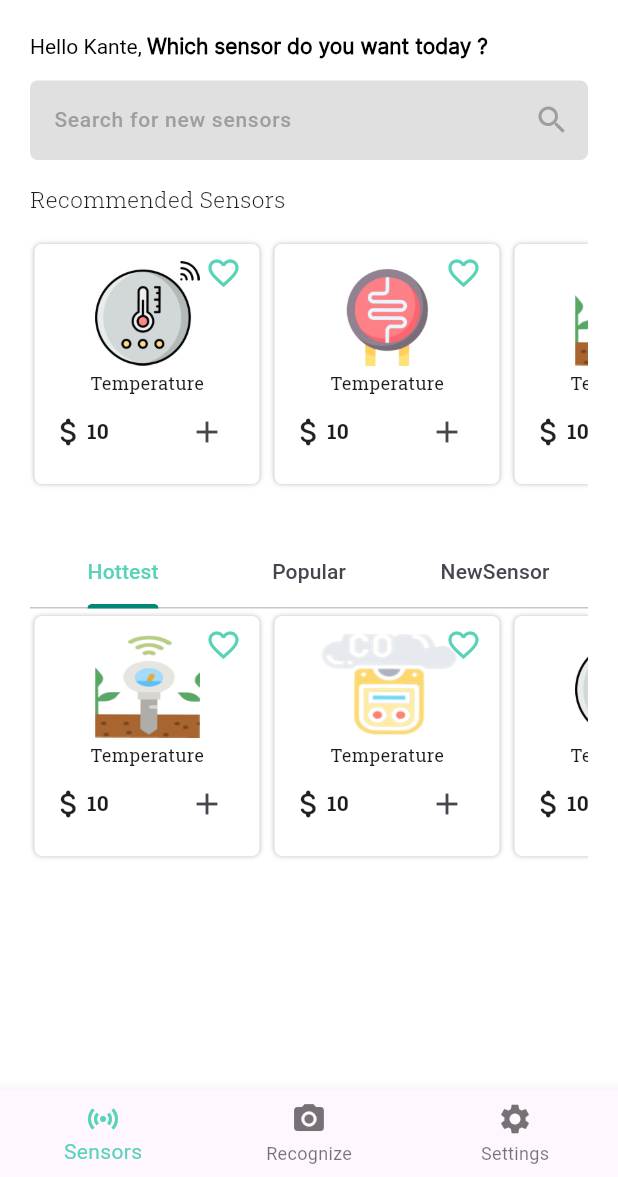
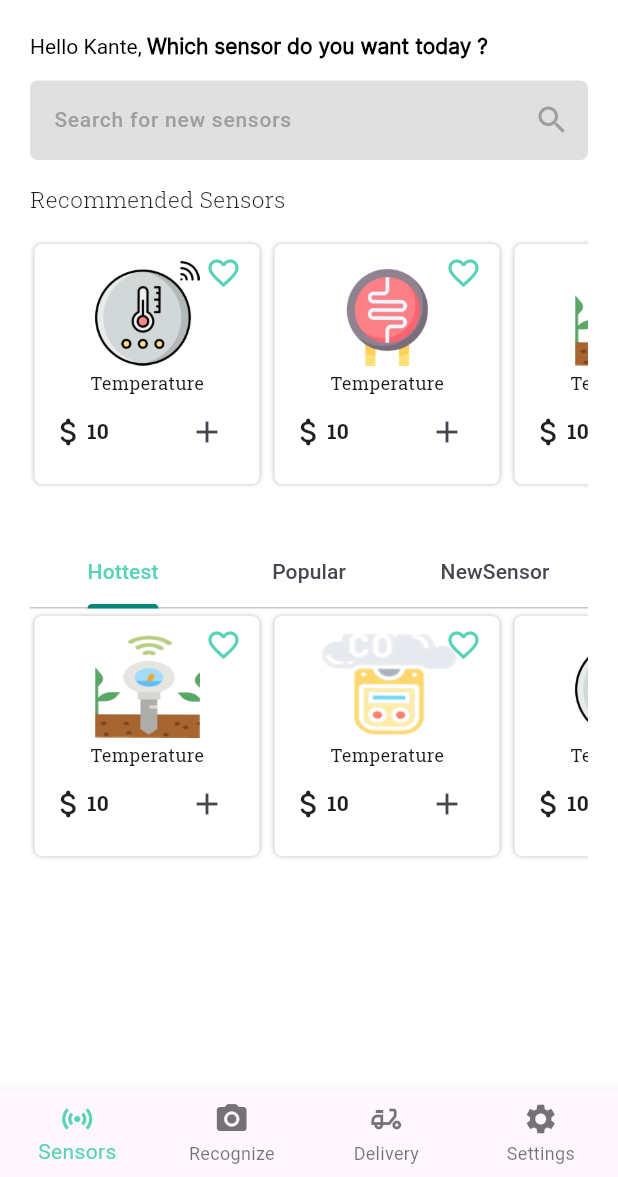
Before and after one commit to Saidsharaf/agri_guru, a Flutter app: the HomeLayout screen opened directly, on a phone screen of 412 x 824 dp, the part 59-1236 px from its top. Run offline on Flutter 3.47's test engine with Material 3 defaults, Android fonts, the phone set to English and light mode, and no system bars; our stand-ins replace camera, flutter_bloc, fluttertoast, image_picker, lottie, shared_preferences and 1 more; accounts and stored records are empty.

Commit message:
there is problem in Fav button

```diff
--- a/lib/layout/homeLayout/cubit.dart
+++ b/lib/layout/homeLayout/cubit.dart
@@ -1,10 +1,10 @@
 import 'package:agri_guru/layout/homeLayout/states.dart';
+import 'package:agri_guru/modules/delivery/delivery.dart';
 import 'package:agri_guru/modules/diseaseknowledge/disease_knowledge.dart';
 import 'package:agri_guru/modules/home/home.dart';
 import 'package:agri_guru/modules/settings/settings.dart';
 import 'package:flutter/material.dart';
 import 'package:flutter_bloc/flutter_bloc.dart';
-
 
 class AppCubit extends Cubit<AppStates> {
   AppCubit() : super(NewsInitialState());
@@ -21,6 +21,10 @@ class AppCubit extends Cubit<AppStates> {
       label: "Recognize",
     ),
     BottomNavigationBarItem(
+      icon: Icon(Icons.delivery_dining_outlined),
+      label: "Delivery",
+    ),
+    BottomNavigationBarItem(
       icon: Icon(Icons.settings),
       label: "Settings",
     ),
@@ -29,10 +33,17 @@ class AppCubit extends Cubit<AppStates> {
   List<Widget> Screens = [
     Home(),
     Diseaseknowledge(),
+    Delivery(),
     Settings(),
   ];
   void changeNavBar(int index) {
     currentIndex = index;
     emit(NewsBottomNavState());
   }
+
+  bool isFav = false;
+  void changeIsFav() {
+    isFav = !isFav;
+    emit(isFavState());
+  }
 }
--- a/lib/layout/homeLayout/home_layout.dart
+++ b/lib/layout/homeLayout/home_layout.dart
@@ -1,5 +1,7 @@
 import 'package:agri_guru/layout/homeLayout/cubit.dart';
 import 'package:agri_guru/layout/homeLayout/states.dart';
+import 'package:agri_guru/modules/myBasket/basket.dart';
+import 'package:agri_guru/shared/component/component.dart';
 import 'package:flutter/material.dart';
 import 'package:flutter_bloc/flutter_bloc.dart';
 
@@ -19,9 +21,14 @@ class HomeLayout extends StatelessWidget {
               backgroundColor: Colors.white,
               elevation: 0,
               actions: [
-          Image.asset(
+                InkWell(
+                  onTap: () {
+                    navigate(context, MyBasket());
+                  },
+                  child: Image.asset(
                     "assets/images/basket.png",
                     width: 23,
+                  ),
                 ),
                 SizedBox(
                   width: 20,
--- a/lib/layout/homeLayout/states.dart
+++ b/lib/layout/homeLayout/states.dart
@@ -3,3 +3,4 @@ abstract class AppStates {}
 class NewsInitialState extends AppStates {}
 
 class NewsBottomNavState extends AppStates {}
+class isFavState extends AppStates {}
--- a/lib/main.dart
+++ b/lib/main.dart
@@ -1,5 +1,4 @@
 import 'package:agri_guru/layout/homeLayout/home_layout.dart';
-import 'package:agri_guru/modules/login/login.dart';
 import 'package:agri_guru/modules/onBoarding/onBoarding.dart';
 import 'package:agri_guru/shared/network/local/sharedPref.dart';
 import 'package:flutter/material.dart';
--- a/lib/models/card.dart
+++ b/lib/models/card.dart
@@ -1,13 +1,19 @@
+import 'package:agri_guru/layout/homeLayout/cubit.dart';
+import 'package:agri_guru/layout/homeLayout/states.dart';
 import 'package:agri_guru/models/cardModel.dart';
 import 'package:flutter/material.dart';
+import 'package:flutter_bloc/flutter_bloc.dart';
 
-Widget SensorCard(CardModel model){
+Widget SensorCard(CardModel model) {
+  // bool isFav = false;
   return Stack(
     alignment: Alignment.topRight,
     children: [
-
       Padding(
-          padding: const EdgeInsets.only(top: 5,left: 3,),
+        padding: const EdgeInsets.only(
+          top: 5,
+          left: 3,
+        ),
         child: Container(
           height: 160,
           width: 150,
@@ -63,13 +69,18 @@ Widget SensorCard(CardModel model){
           ),
         ),
       ),
-        IconButton(
-          onPressed: () {},
+BlocBuilder<AppCubit, AppStates>(
+        builder: (context, state) {
+          return IconButton(
+            onPressed: () {
+              context.read<AppCubit>().changeIsFav();
+            },
             icon: Icon(
-            Icons.favorite_outline,
-            color: Color.fromARGB(255, 88, 211, 184),
+              context.watch<AppCubit>().isFav ? Icons.favorite : Icons.favorite_outline,
+              color: const Color.fromARGB(255, 88, 211, 184),
             ),
-        ),
+          );
+          }),
     ],
   );
 }
--- /dev/null
+++ b/lib/modules/delivery/delivery.dart
@@ -0,0 +1,14 @@
+import 'package:flutter/material.dart';
+
+class Delivery extends StatelessWidget {
+  const Delivery({super.key});
+
+  @override
+  Widget build(BuildContext context) {
+    return Container(
+      child: Center(
+        child: Text("delivery"),
+      ),
+    );
+  }
+}
--- a/lib/modules/home/home.dart
+++ b/lib/modules/home/home.dart
@@ -1,3 +1,5 @@
+import 'package:agri_guru/layout/homeLayout/cubit.dart';
+import 'package:agri_guru/layout/homeLayout/states.dart';
 import 'package:agri_guru/models/card.dart';
 import 'package:agri_guru/models/cardModel.dart';
 import 'package:agri_guru/modules/home/sensors/hottest.dart';
@@ -5,6 +7,7 @@ import 'package:agri_guru/modules/home/sensors/newSensors.dart';
 import 'package:agri_guru/modules/home/sensors/popular.dart';
 import 'package:agri_guru/shared/component/component.dart';
 import 'package:flutter/material.dart';
+import 'package:flutter_bloc/flutter_bloc.dart';
 
 class Home extends StatefulWidget {
   const Home({super.key});
@@ -61,19 +64,25 @@ class _HomeState extends State<Home> with SingleTickerProviderStateMixin {
     _tabController.dispose();
     super.dispose();
   }
+
   @override
   Widget build(BuildContext context) {
-
     List<CardModel> sensors = [
-      CardModel(nameSensor: "Temperature", imgSensor: "assets/images/sensor1.png"),
-      CardModel(nameSensor: "Temperature", imgSensor: "assets/images/sensor2.png"),
-      CardModel(nameSensor: "Temperature", imgSensor: "assets/images/sensor3.png"),
-      CardModel(nameSensor: "Temperature", imgSensor: "assets/images/sensor4.png"),
+      CardModel(
+        nameSensor: "Temperature",
+        imgSensor: "assets/images/sensor1.png",
+      ),
+      CardModel(
+          nameSensor: "Temperature", imgSensor: "assets/images/sensor2.png"),
+      CardModel(
+          nameSensor: "Temperature", imgSensor: "assets/images/sensor3.png"),
+      CardModel(
+          nameSensor: "Temperature", imgSensor: "assets/images/sensor4.png"),
     ];
     return Scaffold(
       backgroundColor: Colors.white,
       body: Padding(
-        padding: const EdgeInsets.only(left: 20,right: 20, top: 5),
+        padding: const EdgeInsets.only(left: 20, right: 20, top: 5),
         child: SingleChildScrollView(
           child: Column(
             crossAxisAlignment: CrossAxisAlignment.start,
@@ -124,8 +133,19 @@ class _HomeState extends State<Home> with SingleTickerProviderStateMixin {
                   separatorBuilder: (context, index) => SizedBox(
                     width: 7,
                   ),
-                  itemBuilder: (context, index) => SensorCard(
-                      CardModel(nameSensor: sensors[index].nameSensor, imgSensor: sensors[index].imgSensor,)),
+                  itemBuilder: (context, index) {
+                    return BlocBuilder<AppCubit,AppStates>(
+                      builder: (context, state) {
+                      return  SensorCard(
+                    CardModel(
+                      nameSensor: sensors[index].nameSensor,
+                      imgSensor: sensors[index].imgSensor,
+                    ),
+
+                  );
+                      },
+                    );
+                  } ,
                   itemCount: sensors.length,
                   scrollDirection: Axis.horizontal,
                   shrinkWrap: true,
--- a/lib/modules/login/login.dart
+++ b/lib/modules/login/login.dart
@@ -1,7 +1,5 @@
-import 'package:agri_guru/layout/homeLayout/home_layout.dart';
 import 'package:agri_guru/modules/diseaseknowledge/disease_knowledge.dart';
 import 'package:agri_guru/modules/forgetPassword/forget_password.dart';
-import 'package:agri_guru/modules/home/home.dart';
 import 'package:agri_guru/modules/register/register.dart';
 import 'package:agri_guru/shared/component/component.dart';
 import 'package:flutter/material.dart';
--- a/lib/modules/onBoarding/onBoarding.dart
+++ b/lib/modules/onBoarding/onBoarding.dart
@@ -7,7 +7,6 @@ import 'package:agri_guru/modules/onBoarding/intro_page5.dart';
 import 'package:agri_guru/shared/component/component.dart';
 import 'package:agri_guru/shared/network/local/sharedPref.dart';
 import 'package:flutter/material.dart';
-import 'package:hexcolor/hexcolor.dart';
 import 'package:smooth_page_indicator/smooth_page_indicator.dart';
 
 class OnBoarding extends StatefulWidget {
```
Also changed, not shown: lib/modules/myBasket/basket.dart (added, +21 -0 lines), lib/shared/component/component.dart (+14 -7 lines). Lines whose indentation alone changed are shown as unchanged.
